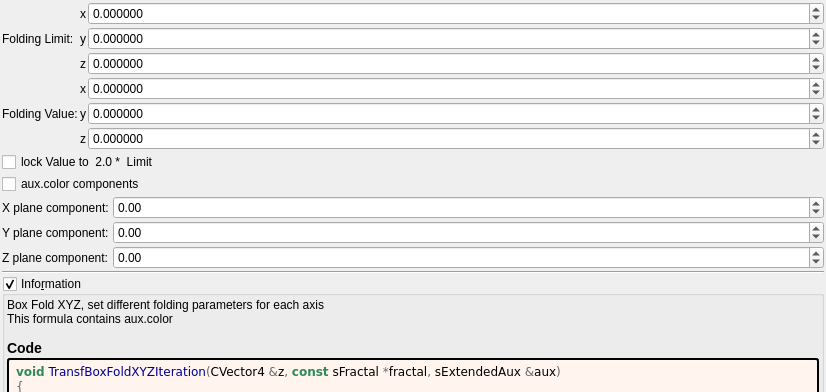
First picture: the form in mandelbulber2/formula/ui/transf_box_fold_xyz.ui, repository buddhi1980/mandelbulber2, before the edit; both pictures show x 0 to 826 and y 0 to 392 of the 826 by 1042 pixel window.
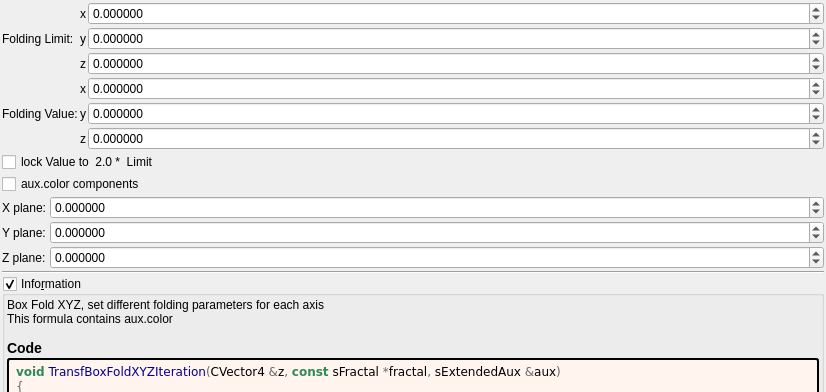
Second picture: the form after the edit. Custom widgets are drawn as their Qt base class.

Patch:
```diff
--- a/mandelbulber2/formula/ui/transf_box_fold_xyz.ui
+++ b/mandelbulber2/formula/ui/transf_box_fold_xyz.ui
@@ -287,7 +287,7 @@
         <string/>
        </property>
        <property name="decimals">
-        <number>2</number>
+        <number>6</number>
        </property>
        <property name="minimum">
         <double>-100.000000000000000</double>
@@ -303,7 +303,7 @@
      <item row="3" column="0">
       <widget class="QLabel" name="label_25">
        <property name="text">
-        <string>X plane component:</string>
+        <string>X plane:</string>
        </property>
       </widget>
      </item>
@@ -322,7 +322,7 @@
         <string/>
        </property>
        <property name="decimals">
-        <number>2</number>
+        <number>6</number>
        </property>
        <property name="minimum">
         <double>-100.000000000000000</double>
@@ -338,14 +338,14 @@
      <item row="4" column="0">
       <widget class="QLabel" name="label_26">
        <property name="text">
-        <string>Y plane component:</string>
+        <string>Y plane:</string>
        </property>
       </widget>
      </item>
      <item row="5" column="0">
       <widget class="QLabel" name="label_30">
        <property name="text">
-        <string>Z plane component:</string>
+        <string>Z plane:</string>
        </property>
       </widget>
      </item>
@@ -364,7 +364,7 @@
         <string/>
        </property>
        <property name="decimals">
-        <number>2</number>
+        <number>6</number>
        </property>
        <property name="minimum">
         <double>-100.000000000000000</double>
```
